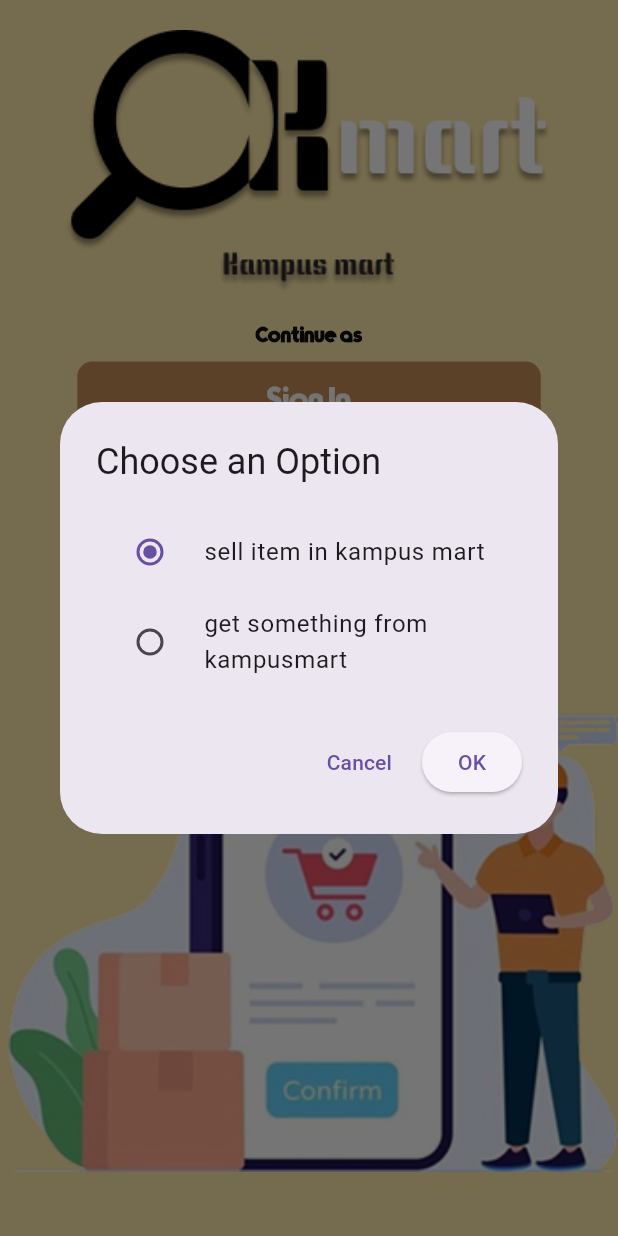
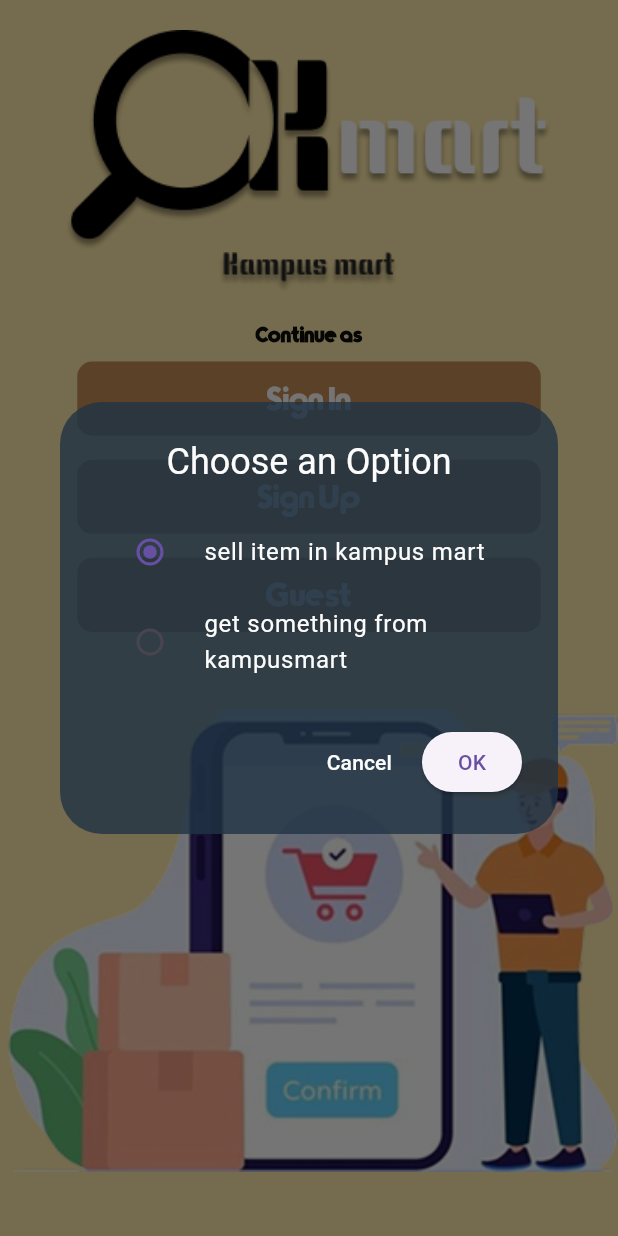
Before and after one commit to Mukian-Mayan/Kampus_Mart-, a Flutter app: the LoginOrRegisterPage screen opened by its route, after a tap on "Sign Up", on a phone screen of 412 x 824 dp. Run offline on Flutter 3.47's test engine with Material 3 defaults, Android fonts, the phone set to English and light mode, and no system bars; our stand-ins replace cloud_firestore, firebase_auth, firebase_core, firebase_storage, fl_chart, google_nav_bar and 4 more; accounts and stored records are empty; network calls fail; project files that could hold a hidden picture were left out.

Commit message:
font issues fixed

```diff
--- a/lib/widgets/my_textfield.dart
+++ b/lib/widgets/my_textfield.dart
@@ -32,7 +32,7 @@ class MyTextField extends StatelessWidget {
           obscureText: obscureText,
           maxLength: maxLength,
 
-          style: TextStyle(color: AppTheme.paleWhite, fontFamily: 'Birdy Script',),
+          style: TextStyle(color: AppTheme.paleWhite, fontFamily: 'KG Penmanship',),
 
           decoration: InputDecoration(
             prefixIcon: prefix,
--- a/lib/widgets/radio_dialog.dart
+++ b/lib/widgets/radio_dialog.dart
@@ -1,4 +1,5 @@
 import 'package:flutter/material.dart';
+import 'package:kampusmart2/theme/app_theme.dart';
 
 class RadioDialog {
   static Future<String?> show(BuildContext context, String? initialValue) async {
@@ -8,19 +9,20 @@ class RadioDialog {
       context: context,
       builder: (context) {
         return AlertDialog(
-          title: Text('Choose an Option'),
+          backgroundColor: AppTheme.deepBlue.withOpacity(0.8),
+          title: Center(child: Text('Choose an Option', style: TextStyle(color: AppTheme.paleWhite),)),
           content: StatefulBuilder(
             builder: (context, setState) => Column(
               mainAxisSize: MainAxisSize.min,
               children: [
                 RadioListTile<String>(
-                  title: Text('sell item in kampus mart'),
+                  title: Text('sell item in kampus mart', style: TextStyle(color: AppTheme.paleWhite),),
                   value: 'option1',
                   groupValue: _selected,
                   onChanged: (value) => setState(() => _selected = value),
                 ),
                 RadioListTile<String>(
-                  title: Text('get something from kampusmart'),
+                  title: Text('get something from kampusmart', style: TextStyle(color: AppTheme.paleWhite),),
                   value: 'option2',
                   groupValue: _selected,
                   onChanged: (value) => setState(() => _selected = value),
@@ -31,7 +33,7 @@ class RadioDialog {
           actions: [
             TextButton(
               onPressed: () => Navigator.pop(context),
-              child: Text('Cancel'),
+              child: Text('Cancel', style: TextStyle(color: AppTheme.paleWhite),),
             ),
             ElevatedButton(
               onPressed: () => Navigator.pop(context, _selected),
```
Also changed, not shown: lib/screens/login_page.dart (+2 -5 lines), pubspec.yaml (+8 -0 lines), assets/fonts/DreamOrphansItalicBold.otf (added), assets/fonts/KGPerfectPenmanship.ttf (added).
